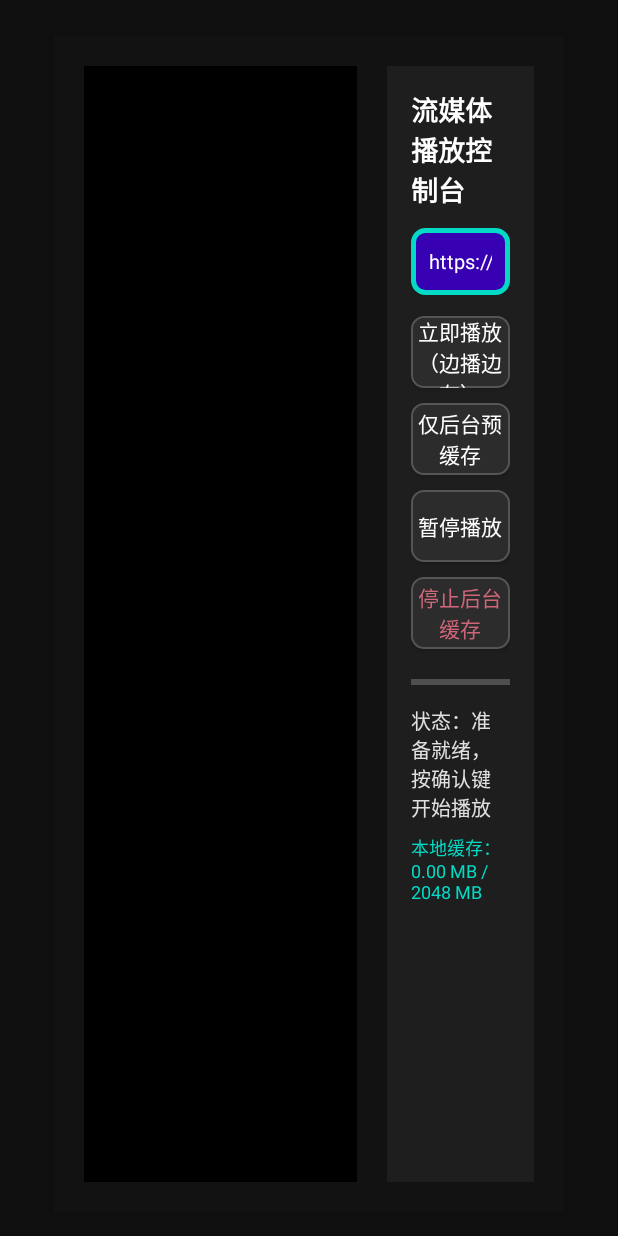
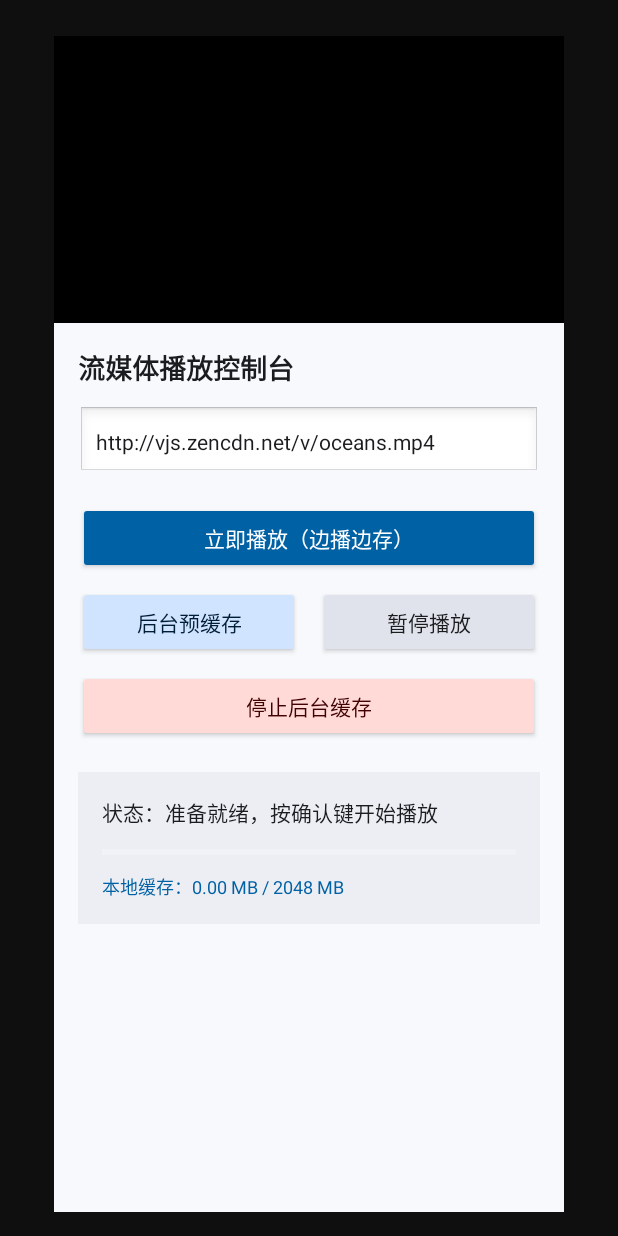
Before and after one commit to pacoblack/TouYingApp, an Android app: the screen it shows after launch (MainActivity), on a phone screen of 412 x 824 dp. Run offline under Robolectric (Android 15) with nearby library versions, the phone set to English and light mode, and no system bars; our stand-ins replace data binding; libraries missing offline, so code that uses them is left out: com.tencent.mmkv, fi.iki.elonen; 4 statements that could not run were skipped.

Commit message:
播放视频可以了

```diff
--- a/app/build.gradle.kts
+++ b/app/build.gradle.kts
@@ -59,7 +59,7 @@ dependencies {
     implementation(libs.androidx.activity.ktx)
     implementation(libs.androidx.lifecycle.viewmodel.ktx)
     implementation(libs.androidx.lifecycle.livedata.ktx)
-    implementation(libs.android.material)
+
     implementation(libs.androidx.appcompat)
     // 嵌入式轻量级 HTTP 服务器
     implementation(libs.nanohttpd)
--- a/app/src/main/AndroidManifest.xml
+++ b/app/src/main/AndroidManifest.xml
@@ -18,6 +18,7 @@
     <application
         android:name=".MyApplication"
         android:allowBackup="true"
+        android:usesCleartextTraffic="true"
         android:banner="@drawable/ic_tv_banner"
         android:dataExtractionRules="@xml/data_extraction_rules"
         android:fullBackupContent="@xml/backup_rules"
--- a/app/src/main/java/com/find/gang/file/ui/fragment/VideoFragment.kt
+++ b/app/src/main/java/com/find/gang/file/ui/fragment/VideoFragment.kt
@@ -5,18 +5,16 @@ import android.view.ViewGroup
 import androidx.fragment.app.viewModels
 import androidx.lifecycle.Lifecycle
 import androidx.lifecycle.LifecycleEventObserver
-import com.find.gang.file.R
 import com.find.gang.file.databinding.FragmentVideoBinding
 import com.find.gang.file.ui.BaseTvFragment
 import com.find.gang.file.viewmodel.Media3PlayerViewModel
 import com.find.gang.file.viewmodel.VideoAction
 
 /**
- * 继承 BaseTvFragment，遵循模板方法模式实现大屏流媒体播放与离线缓存页面
+ * 手机端流媒体播放与离线缓存页面（Material 3）
  */
 class VideoFragment : BaseTvFragment<FragmentVideoBinding>() {
 
-    // 独立持有播放器 ViewModel（如需跨页面共享播放状态，可改为 activityViewModels()）
     private val playerViewModel: Media3PlayerViewModel by viewModels()
 
     override fun createBinding(
@@ -26,18 +24,17 @@ class VideoFragment : BaseTvFragment<FragmentVideoBinding>() {
         return FragmentVideoBinding.inflate(inflater, container, false)
     }
 
-    /** 指定页面打开时，TV 遥控器默认聚焦在“立即播放”按钮上 */
-    override fun getDefaultFocusViewId(): Int = R.id.btn_play
+    /** 手机端不需要遥控器默认焦点，返回 0 */
+    override fun getDefaultFocusViewId(): Int = 0
 
-    /** 模板步骤 1：初始化视图与绑定 Player 生命周期 */
     override fun initViews() {
         binding.viewModel = playerViewModel
+        // 使用 DataBinding 时建议绑定 lifecycleOwner，确保 uiState 变化能自动刷新 UI
+        binding.lifecycleOwner = viewLifecycleOwner
         binding.playerView.player = playerViewModel.player
 
-        // 默认填入测试流地址（实际业务中可从 sharedViewModel 获取选中的视频地址）
-        binding.etStreamUrl.setText("https://mux.dev")
+        binding.etStreamUrl.setText("http://vjs.zencdn.net/v/oceans.mp4")
 
-        // 观察者模式：自动随 Fragment 前后台切换暂停/恢复画布渲染
         viewLifecycleOwner.lifecycle.addObserver(LifecycleEventObserver { _, event ->
             when (event) {
                 Lifecycle.Event.ON_START -> binding.playerView.onResume()
@@ -50,10 +47,9 @@ class VideoFragment : BaseTvFragment<FragmentVideoBinding>() {
         })
     }
 
-    /** 模板步骤 2：绑定遥控器确认键 / 点击事件 */
     override fun initListeners() {
         binding.btnPlay.setOnClickListener {
-            val url = binding.etStreamUrl.text?.toString().orEmpty()
+            val url = binding.etStreamUrl.text?.toString().orEmpty().trim()
             if (url.isBlank()) {
                 showToast("请输入有效的视频地址")
                 return@setOnClickListener
@@ -62,7 +58,7 @@ class VideoFragment : BaseTvFragment<FragmentVideoBinding>() {
         }
 
         binding.btnPrecache.setOnClickListener {
-            val url = binding.etStreamUrl.text?.toString().orEmpty()
+            val url = binding.etStreamUrl.text?.toString().orEmpty().trim()
             if (url.isBlank()) {
                 showToast("请输入需要预缓存的地址")
                 return@setOnClickListener
@@ -79,21 +75,11 @@ class VideoFragment : BaseTvFragment<FragmentVideoBinding>() {
         }
     }
 
-    /** 模板步骤 3：订阅共享 ViewModel（如从文件传输列表点击某个视频跳转过来播放） */
     override fun observeData() {
-        // 示例：如果你在 sharedViewModel (TransferViewModel) 中有选中的视频链接，可在此自动触发播放
-        // viewLifecycleOwner.lifecycleScope.launch {
-        //     sharedViewModel.selectedVideoUrl.collect { url ->
-        //         if (!url.isNullOrBlank()) {
-        //             binding.etStreamUrl.setText(url)
-        //             playerViewModel.dispatch(VideoAction.Play(url))
-        //         }
-        //     }
-        // }
+        // 订阅共享 ViewModel 数据
     }
 
     override fun onDestroyView() {
-        // 必须在 super.onDestroyView() 置空 _binding 之前解除 PlayerView 对 ExoPlayer 的引用
         binding.playerView.player = null
         super.onDestroyView()
     }
--- a/app/src/main/res/layout/fragment_video.xml
+++ b/app/src/main/res/layout/fragment_video.xml
@@ -12,187 +12,152 @@
     <androidx.constraintlayout.widget.ConstraintLayout
         android:layout_width="match_parent"
         android:layout_height="match_parent"
-        android:background="#121212"
-        android:padding="20dp">
+        android:background="#F7F9FC">
 
-        <!-- 左侧：大屏视频渲染画布 -->
+        <!-- 顶部：16:9 手机视频播放器 -->
         <androidx.media3.ui.PlayerView
             android:id="@+id/player_view"
             android:layout_width="0dp"
             android:layout_height="0dp"
             android:background="#000000"
-            android:focusable="true"
-            android:nextFocusRight="@id/btn_play"
-            app:layout_constraintBottom_toBottomOf="parent"
-            app:layout_constraintEnd_toStartOf="@id/panel_controls"
-            app:layout_constraintHorizontal_weight="6.5"
+            app:layout_constraintDimensionRatio="16:9"
+            app:layout_constraintEnd_toEndOf="parent"
             app:layout_constraintStart_toStartOf="parent"
             app:layout_constraintTop_toTopOf="parent"
             app:resize_mode="fit"
             app:show_buffering="when_playing"
             app:use_controller="true" />
 
-        <!-- 右侧：TV 遥控器操作面板 -->
-        <androidx.constraintlayout.widget.ConstraintLayout
-            android:id="@+id/panel_controls"
+        <!-- 底部：可滚动操作区域 -->
+        <androidx.core.widget.NestedScrollView
             android:layout_width="0dp"
             android:layout_height="0dp"
-            android:layout_marginStart="20dp"
-            android:background="#1E1E1E"
-            android:padding="16dp"
+            android:fillViewport="true"
             app:layout_constraintBottom_toBottomOf="parent"
             app:layout_constraintEnd_toEndOf="parent"
-            app:layout_constraintHorizontal_weight="3.5"
-            app:layout_constraintStart_toEndOf="@id/player_view"
-            app:layout_constraintTop_toTopOf="parent">
+            app:layout_constraintStart_toStartOf="parent"
+            app:layout_constraintTop_toBottomOf="@id/player_view">
+
+            <LinearLayout
+                android:layout_width="match_parent"
+                android:layout_height="wrap_content"
+                android:orientation="vertical"
+                android:padding="16dp">
 
                 <TextView
                     android:id="@+id/tv_panel_title"
                     android:layout_width="wrap_content"
                     android:layout_height="wrap_content"
                     android:text="流媒体播放控制台"
-                android:textColor="#FFFFFF"
+                    android:textColor="#1A1C1E"
                     android:textSize="18sp"
-                android:textStyle="bold"
-                app:layout_constraintStart_toStartOf="parent"
-                app:layout_constraintTop_toTopOf="parent" />
+                    android:textStyle="bold" />
 
-            <!-- 地址输入框 -->
+                <!-- 原生输入框 -->
                 <EditText
                     android:id="@+id/et_stream_url"
-                android:layout_width="0dp"
+                    android:layout_width="match_parent"
                     android:layout_height="wrap_content"
                     android:layout_marginTop="12dp"
-                android:background="@drawable/bg_tv_focus_button"
-                android:focusable="true"
+                    android:background="@android:drawable/edit_text"
                     android:hint="输入 mp4 / m3u8 / rtsp 地址"
                     android:inputType="textUri"
                     android:maxLines="2"
-                android:nextFocusDown="@id/btn_play"
-                android:nextFocusLeft="@id/player_view"
                     android:padding="12dp"
-                android:textColor="#FFFFFF"
-                android:textColorHint="#888888"
-                android:textSize="13sp"
-                app:layout_constraintEnd_toEndOf="parent"
-                app:layout_constraintStart_toStartOf="parent"
-                app:layout_constraintTop_toBottomOf="@id/tv_panel_title" />
+                    android:textColor="#1A1C1E"
+                    android:textColorHint="#74777F"
+                    android:textSize="14sp" />
 
-            <!-- 按钮 1：立即播放（默认聚焦控件） -->
+                <!-- 按钮 1：立即播放 -->
                 <Button
                     android:id="@+id/btn_play"
-                android:layout_width="0dp"
+                    android:layout_width="match_parent"
                     android:layout_height="48dp"
-                android:layout_marginTop="14dp"
-                android:background="@drawable/bg_tv_focus_button"
-                android:focusable="true"
-                android:nextFocusDown="@id/btn_precache"
-                android:nextFocusLeft="@id/player_view"
-                android:nextFocusUp="@id/et_stream_url"
+                    android:layout_marginTop="16dp"
+                    android:backgroundTint="#0061A4"
                     android:text="立即播放（边播边存）"
-                android:textColor="#FFFFFF"
-                app:backgroundTint="@null"
-                app:layout_constraintEnd_toEndOf="parent"
-                app:layout_constraintStart_toStartOf="parent"
-                app:layout_constraintTop_toBottomOf="@id/et_stream_url" />
+                    android:textColor="#FFFFFF" />
 
-            <!-- 按钮 2：后台静默预缓存 -->
+                <!-- 按钮 2 & 3：并排排列 -->
+                <LinearLayout
+                    android:layout_width="match_parent"
+                    android:layout_height="wrap_content"
+                    android:layout_marginTop="8dp"
+                    android:orientation="horizontal">
+
                     <Button
                         android:id="@+id/btn_precache"
                         android:layout_width="0dp"
                         android:layout_height="48dp"
-                android:layout_marginTop="10dp"
-                android:background="@drawable/bg_tv_focus_button"
-                android:focusable="true"
-                android:nextFocusDown="@id/btn_pause"
-                android:nextFocusLeft="@id/player_view"
-                android:nextFocusUp="@id/btn_play"
-                android:text="仅后台预缓存"
-                android:textColor="#FFFFFF"
-                app:backgroundTint="@null"
-                app:layout_constraintEnd_toEndOf="parent"
-                app:layout_constraintStart_toStartOf="parent"
-                app:layout_constraintTop_toBottomOf="@id/btn_play" />
+                        android:layout_marginEnd="6dp"
+                        android:layout_weight="1"
+                        android:backgroundTint="#D1E4FF"
+                        android:text="后台预缓存"
+                        android:textColor="#001D36" />
 
-            <!-- 按钮 3：暂停播放 -->
                     <Button
                         android:id="@+id/btn_pause"
                         android:layout_width="0dp"
                         android:layout_height="48dp"
-                android:layout_marginTop="10dp"
-                android:background="@drawable/bg_tv_focus_button"
-                android:focusable="true"
-                android:nextFocusDown="@id/btn_stop_cache"
-                android:nextFocusLeft="@id/player_view"
-                android:nextFocusUp="@id/btn_precache"
+                        android:layout_marginStart="6dp"
+                        android:layout_weight="1"
+                        android:backgroundTint="#E0E2EC"
                         android:text="暂停播放"
-                android:textColor="#FFFFFF"
-                app:backgroundTint="@null"
-                app:layout_constraintEnd_toEndOf="parent"
-                app:layout_constraintStart_toStartOf="parent"
-                app:layout_constraintTop_toBottomOf="@id/btn_precache" />
+                        android:textColor="#1A1C1E" />
+                </LinearLayout>
 
-            <!-- 按钮 4：停止缓存 -->
+                <!-- 按钮 4：停止后台缓存 -->
                 <Button
                     android:id="@+id/btn_stop_cache"
-                android:layout_width="0dp"
+                    android:layout_width="match_parent"
                     android:layout_height="48dp"
-                android:layout_marginTop="10dp"
-                android:background="@drawable/bg_tv_focus_button"
+                    android:layout_marginTop="8dp"
+                    android:backgroundTint="#FFDAD6"
                     android:enabled="@{viewModel.uiState.caching}"
-                android:focusable="true"
-                android:nextFocusLeft="@id/player_view"
-                android:nextFocusUp="@id/btn_pause"
                     android:text="停止后台缓存"
-                android:textColor="#CF6679"
-                app:backgroundTint="@null"
-                app:layout_constraintEnd_toEndOf="parent"
-                app:layout_constraintStart_toStartOf="parent"
-                app:layout_constraintTop_toBottomOf="@id/btn_pause" />
+                    android:textColor="#410002" />
 
-            <!-- 缓存进度条 -->
+                <!-- 状态与缓存信息容器 -->
+                <LinearLayout
+                    android:layout_width="match_parent"
+                    android:layout_height="wrap_content"
+                    android:layout_marginTop="20dp"
+                    android:background="#ECEEF4"
+                    android:orientation="vertical"
+                    android:padding="16dp">
+
+                    <TextView
+                        android:id="@+id/tv_status"
+                        android:layout_width="match_parent"
+                        android:layout_height="wrap_content"
+                        android:text="@{`状态：` + viewModel.uiState.statusText}"
+                        android:textColor="#1A1C1E"
+                        android:textSize="14sp"
+                        tools:text="状态：正在播放（支持边放边存）" />
+
                     <ProgressBar
                         android:id="@+id/progress_cache"
                         style="?android:attr/progressBarStyleHorizontal"
-                android:layout_width="0dp"
+                        android:layout_width="match_parent"
                         android:layout_height="8dp"
-                android:layout_marginTop="18dp"
+                        android:layout_marginTop="12dp"
                         android:max="100"
                         android:progress="@{viewModel.uiState.cacheProgress}"
-                android:progressTint="#03DAC5"
-                app:layout_constraintEnd_toEndOf="parent"
-                app:layout_constraintStart_toStartOf="parent"
-                app:layout_constraintTop_toBottomOf="@id/btn_stop_cache" />
+                        android:progressTint="#0061A4" />
 
-            <!-- 实时播放/缓存状态 -->
-            <TextView
-                android:id="@+id/tv_status"
-                android:layout_width="0dp"
-                android:layout_height="wrap_content"
-                android:layout_marginTop="12dp"
-                android:text="@{`状态：` + viewModel.uiState.statusText}"
-                android:textColor="#E0E0E0"
-                android:textSize="13sp"
-                app:layout_constraintEnd_toEndOf="parent"
-                app:layout_constraintStart_toStartOf="parent"
-                app:layout_constraintTop_toBottomOf="@id/progress_cache"
-                tools:text="状态：正在播放（支持边放边存）" />
-
-            <!-- 已用缓存空间 -->
                     <TextView
                         android:id="@+id/tv_cache_usage"
-                android:layout_width="0dp"
+                        android:layout_width="match_parent"
                         android:layout_height="wrap_content"
-                android:layout_marginTop="8dp"
+                        android:layout_marginTop="10dp"
                         android:text="@{viewModel.uiState.cacheUsageText}"
-                android:textColor="#03DAC5"
+                        android:textColor="#0061A4"
                         android:textSize="12sp"
-                app:layout_constraintEnd_toEndOf="parent"
-                app:layout_constraintStart_toStartOf="parent"
-                app:layout_constraintTop_toBottomOf="@id/tv_status"
                         tools:text="本地缓存：12.50 MB / 2048 MB" />
+                </LinearLayout>
 
-        </androidx.constraintlayout.widget.ConstraintLayout>
+            </LinearLayout>
+        </androidx.core.widget.NestedScrollView>
 
     </androidx.constraintlayout.widget.ConstraintLayout>
 </layout>
--- a/gradle/libs.versions.toml
+++ b/gradle/libs.versions.toml
@@ -51,7 +51,6 @@ androidx-compose-ui-tooling-preview = { group = "androidx.compose.ui", name = "u
 androidx-compose-ui-test-manifest = { group = "androidx.compose.ui", name = "ui-test-manifest" }
 androidx-compose-ui-test-junit4 = { group = "androidx.compose.ui", name = "ui-test-junit4" }
 androidx-compose-material3 = { group = "androidx.compose.material3", name = "material3" }
-android-material = { module = "com.google.android.material:material", version.ref = "material" }
 mmkv = { module = "com.tencent:mmkv", version.ref = "mmkv" }
 nanohttpd = { module = "org.nanohttpd:nanohttpd", version.ref = "nanohttpd" }
 androidx-recyclerview = { group = "androidx.recyclerview", name = "recyclerview", version.ref = "recyclerview" }
```
Lines whose indentation alone changed are shown as unchanged.
